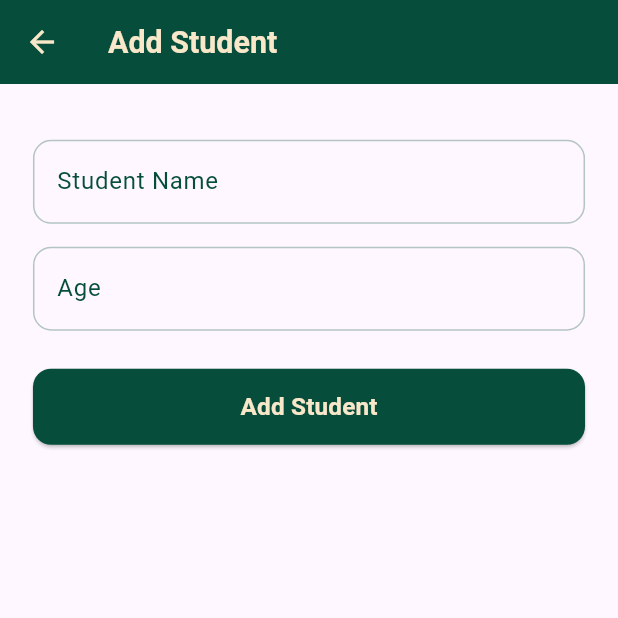
After one commit to AhmedMaresh/my_student_app, a Flutter app: the AddStudentScreen screen opened by its route, on a phone screen of 412 x 824 dp, the top half of it. The commit adds this screen. Run offline on Flutter 3.47's test engine with Material 3 defaults, Android fonts, the phone set to English and light mode, and no system bars; our stand-ins replace bloc, dio, flutter_bloc, flutter_screenutil, freezed_annotation, pretty_dio_logger and 1 more; generated files the repository leaves out were written again; network calls fail.

Commit message:
add add_student post request. display the added student in students screen. finish add student logic (Cubit). create add student bloc consumer.

```diff
--- a/lib/core/networking/api_services.dart
+++ b/lib/core/networking/api_services.dart
@@ -1,5 +1,6 @@
 import 'package:dio/dio.dart';
 import 'package:my_student_app/core/networking/api_constants.dart';
+import 'package:my_student_app/features/add_student/data/models/add_student_request.dart';
 import 'package:my_student_app/features/manage_student/data/models/student_model.dart';
 import 'package:retrofit/retrofit.dart';
 
@@ -11,4 +12,7 @@ abstract class ApiServices {
 
   @GET(ApiConstants.students)
   Future<List<StudentModel>> getStudents();
+
+  @POST(ApiConstants.students)
+  Future<StudentModel> addStudent(@Body() AddStudentRequest addStudentRequest);
 }
--- a/lib/core/routing/app_router.dart
+++ b/lib/core/routing/app_router.dart
@@ -3,6 +3,8 @@ import 'package:flutter_bloc/flutter_bloc.dart';
 import 'package:my_student_app/core/networking/api_services.dart';
 import 'package:my_student_app/core/networking/dio_factory.dart';
 import 'package:my_student_app/core/routing/routes.dart';
+import 'package:my_student_app/features/add_student/data/repos/add_student_repo.dart';
+import 'package:my_student_app/features/add_student/logic/cubit/add_student_cubit.dart';
 import 'package:my_student_app/features/add_student/ui/add_student_screen.dart';
 import 'package:my_student_app/features/manage_student/data/models/student_model.dart';
 import 'package:my_student_app/features/manage_student/data/repos/student_repo.dart';
@@ -28,7 +30,14 @@ class AppRouter {
           builder: (_) => StudentDetailsScreen(student: student),
         );
       case Routes.addStudentScreen:
-        return MaterialPageRoute(builder: (_) => AddStudentScreen());
+        return MaterialPageRoute(
+          builder: (_) => BlocProvider<AddStudentCubit>(
+            create: (_) => AddStudentCubit(
+              AddStudentRepo(ApiServices(DioFactory.getDio())),
+            ),
+            child: const AddStudentScreen(),
+          ),
+        );
       default:
         return null;
     }
--- /dev/null
+++ b/lib/features/add_student/data/models/add_student_request.dart
@@ -0,0 +1,13 @@
+import 'package:freezed_annotation/freezed_annotation.dart';
+
+part 'add_student_request.g.dart';
+
+@JsonSerializable()
+class AddStudentRequest {
+  final String name;
+  final int age;
+
+  AddStudentRequest({required this.name, required this.age});
+
+  Map<String, dynamic> toJson() => _$AddStudentRequestToJson(this);
+}
--- /dev/null
+++ b/lib/features/add_student/logic/cubit/add_student_cubit.dart
@@ -0,0 +1,30 @@
+import 'package:bloc/bloc.dart';
+import 'package:freezed_annotation/freezed_annotation.dart';
+import 'package:my_student_app/core/networking/api_result.dart';
+import 'package:my_student_app/features/add_student/data/models/add_student_request.dart';
+import 'package:my_student_app/features/add_student/data/repos/add_student_repo.dart';
+import 'package:my_student_app/features/manage_student/data/models/student_model.dart';
+
+part 'add_student_state.dart';
+part 'add_student_cubit.freezed.dart';
+
+class AddStudentCubit extends Cubit<AddStudentState> {
+  final AddStudentRepo addStudentRepo;
+  AddStudentCubit(this.addStudentRepo)
+    : super(AddStudentState.addStudentInitial());
+
+  Future<void> addStudent(AddStudentRequest addStudentRequest) async {
+    emit(const AddStudentState.addStudentLoading());
+
+    final result = await addStudentRepo.addStudent(addStudentRequest);
+
+    result.when(
+      success: (student) {
+        emit(AddStudentState.addStudentSuccess(student));
+      },
+      failure: (apiErrorModel) {
+        emit(AddStudentState.addStudentFailure(apiErrorModel.errMessage));
+      },
+    );
+  }
+}
--- /dev/null
+++ b/lib/features/add_student/logic/cubit/add_student_state.dart
@@ -0,0 +1,14 @@
+part of 'add_student_cubit.dart';
+
+@freezed
+class AddStudentState with _$AddStudentState {
+  const factory AddStudentState.addStudentInitial() = _AddStudentInitial;
+
+  const factory AddStudentState.addStudentLoading() = _AddStudentLoading;
+
+  const factory AddStudentState.addStudentSuccess(StudentModel student) =
+      _AddStudentSuccess;
+
+  const factory AddStudentState.addStudentFailure(String errMessage) =
+      _AddStudentFailure;
+}
--- a/lib/features/add_student/ui/add_student_screen.dart
+++ b/lib/features/add_student/ui/add_student_screen.dart
@@ -1,10 +1,8 @@
 import 'package:flutter/material.dart';
 import 'package:flutter_screenutil/flutter_screenutil.dart';
-import 'package:my_student_app/core/helpers/spacing.dart';
 import 'package:my_student_app/core/themes/colors_manager.dart';
 import 'package:my_student_app/core/themes/styles.dart';
-import 'package:my_student_app/features/add_student/ui/widgets/add_student_button.dart';
-import 'package:my_student_app/features/add_student/ui/widgets/add_student_text_field.dart';
+import 'package:my_student_app/features/add_student/ui/widgets/add_student_bloc_consumer.dart';
 
 class AddStudentScreen extends StatefulWidget {
   const AddStudentScreen({super.key});
@@ -35,42 +33,9 @@ class _AddStudentScreenState extends State<AddStudentScreen> {
       ),
       body: Padding(
         padding: EdgeInsets.all(20.w),
-        child: Column(
-          children: [
-            verticalSpace(15),
-            AddStudentTextField(
-              controller: nameController,
-              labelText: 'Student Name',
-              hintText: 'Enter Student Name',
-            ),
-            verticalSpace(15),
-            AddStudentTextField(
-              controller: ageController,
-              labelText: 'Age',
-              hintText: 'Enter Student Age',
-              keyboardType: TextInputType.number,
-            ),
-            verticalSpace(25),
-            AddStudentButton(
-              onPressed: () {
-                final name = nameController.text.trim();
-                final ageText = ageController.text.trim();
-
-                if (name.isEmpty || ageText.isEmpty) {
-                  ScaffoldMessenger.of(context).showSnackBar(
-                    const SnackBar(
-                      content: Text('Please enter student name and age'),
-                    ),
-                  );
-                  return;
-                }
-
-                final age = int.parse(ageText);
-                print(name);
-                print(age);
-              },
-            ),
-          ],
+        child: AddStudentBlocConsumer(
+          nameController: nameController,
+          ageController: ageController,
         ),
       ),
     );
--- /dev/null
+++ b/lib/features/add_student/ui/widgets/add_student_bloc_consumer.dart
@@ -0,0 +1,90 @@
+import 'package:flutter/material.dart';
+import 'package:flutter_bloc/flutter_bloc.dart';
+import 'package:my_student_app/core/helpers/extensions.dart';
+import 'package:my_student_app/core/helpers/spacing.dart';
+import 'package:my_student_app/features/add_student/data/models/add_student_request.dart';
+import 'package:my_student_app/features/add_student/logic/cubit/add_student_cubit.dart';
+import 'package:my_student_app/features/add_student/ui/widgets/add_student_button.dart';
+import 'package:my_student_app/features/add_student/ui/widgets/add_student_text_field.dart';
+
+class AddStudentBlocConsumer extends StatelessWidget {
+  final TextEditingController nameController;
+  final TextEditingController ageController;
+
+  const AddStudentBlocConsumer({
+    super.key,
+    required this.nameController,
+    required this.ageController,
+  });
+
+  @override
+  Widget build(BuildContext context) {
+    return BlocConsumer<AddStudentCubit, AddStudentState>(
+      buildWhen: (previous, current) =>
+          current.maybeWhen(addStudentLoading: () => true, orElse: () => false),
+      listener: (context, state) {
+        state.maybeWhen(
+          addStudentSuccess: (student) {
+            ScaffoldMessenger.of(context).showSnackBar(
+              const SnackBar(content: Text('Student Added Successfully')),
+            );
+            context.pop();
+          },
+          addStudentFailure: (errMessage) {
+            ScaffoldMessenger.of(
+              context,
+            ).showSnackBar(SnackBar(content: Text(errMessage)));
+          },
+          orElse: () {},
+        );
+      },
+      builder: (context, state) {
+        final isLoading = state.maybeWhen(
+          addStudentLoading: () => true,
+          orElse: () => false,
+        );
+
+        return Column(
+          children: [
+            verticalSpace(15),
+            AddStudentTextField(
+              controller: nameController,
+              labelText: 'Student Name',
+              hintText: 'Enter Student Name',
+            ),
+            verticalSpace(15),
+            AddStudentTextField(
+              controller: ageController,
+              labelText: 'Age',
+              hintText: 'Enter Student Age',
+              keyboardType: TextInputType.number,
+            ),
+            verticalSpace(25),
+            AddStudentButton(
+              isLoading: isLoading,
+              onPressed: () {
+                final name = nameController.text.trim();
+                final ageText = ageController.text.trim();
+
+                if (name.isEmpty || ageText.isEmpty) {
+                  ScaffoldMessenger.of(context).showSnackBar(
+                    const SnackBar(
+                      content: Text('Please enter student name and age'),
+                    ),
+                  );
+                  return;
+                }
+
+                final age = int.parse(ageText);
+
+                final request = AddStudentRequest(name: name, age: age);
+
+                context.read<AddStudentCubit>().addStudent(request);
+              },
+            ),
+          ],
+        );
+      },
+    );
+  }
+}
--- a/lib/features/add_student/ui/widgets/add_student_button.dart
+++ b/lib/features/add_student/ui/widgets/add_student_button.dart
@@ -5,7 +5,12 @@ import 'package:my_student_app/core/themes/styles.dart';
 
 class AddStudentButton extends StatelessWidget {
   final VoidCallback onPressed;
-  const AddStudentButton({super.key, required this.onPressed});
+  final bool isLoading;
+  const AddStudentButton({
+    super.key,
+    required this.onPressed,
+    required this.isLoading,
+  });
 
   @override
   Widget build(BuildContext context) {
@@ -13,7 +18,7 @@ class AddStudentButton extends StatelessWidget {
       width: double.infinity,
       height: 50.h,
       child: ElevatedButton(
-        onPressed: onPressed,
+        onPressed: isLoading ? null : onPressed,
         style: ElevatedButton.styleFrom(
           backgroundColor: ColorsManager.darkGreen,
           foregroundColor: ColorsManager.beige,
@@ -21,7 +26,14 @@ class AddStudentButton extends StatelessWidget {
             borderRadius: BorderRadius.circular(12.r),
           ),
         ),
-        child: Text('Add Student', style: Styles.font16BeigeBold),
+        child: isLoading
+            ? Center(
+                child: CircularProgressIndicator(
+                  strokeWidth: 2.5,
+                  color: ColorsManager.beige,
+                ),
+              )
+            : Text('Add Student', style: Styles.font16BeigeBold),
       ),
     );
   }
```
Also changed, not shown: lib/features/add_student/data/repos/add_student_repo.dart (added, +29 -0 lines), lib/features/manage_student/ui/student_screen.dart (+7 -2 lines), lib/core/networking/api_services.g.dart, lib/features/add_student/data/models/add_student_request.g.dart (added), lib/features/add_student/logic/cubit/add_student_cubit.freezed.dart (added).
